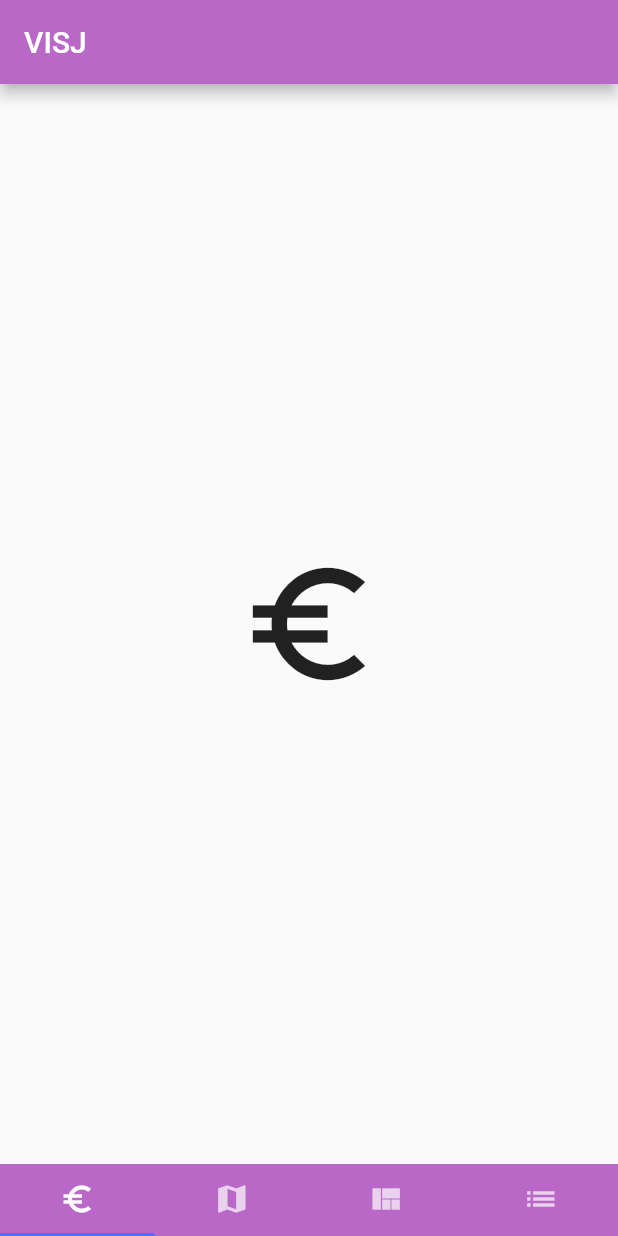
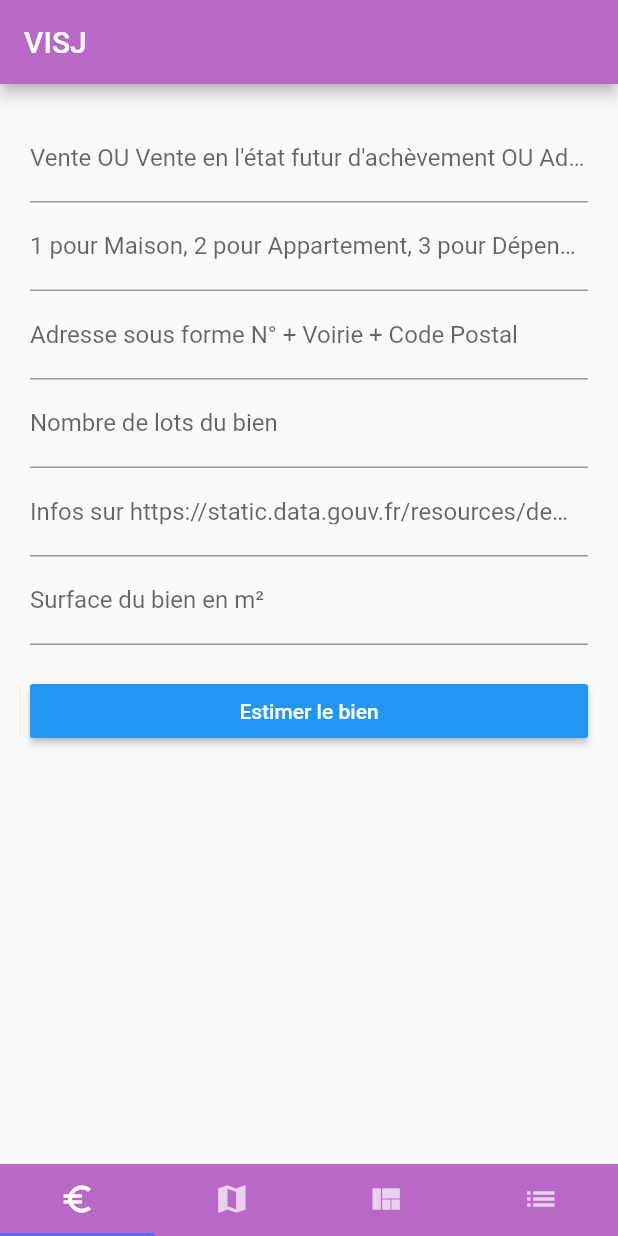
Before and after one commit to just-maiyak/visj-mobile, a Flutter app: the screen it shows after launch, on a phone screen of 412 x 824 dp. Run offline on Flutter 3.47's test engine with Material 2 defaults, Android fonts, the phone set to English and light mode, and no system bars; our stand-ins replace google_maps_flutter.

Commit message:
Formulaire buggé au niveau du parsage JSON (pb de types). TODO: amener data sur estimator_view

```diff
--- /dev/null
+++ b/visj/lib/formForEstimation.dart
@@ -0,0 +1,406 @@
+import 'package:flutter/material.dart';
+import 'package:http/http.dart' as http;
+import 'dart:async';
+import 'dart:convert';
+
+class FormForEstimation extends StatefulWidget {
+  @override
+  State<StatefulWidget> createState() => new _formState();
+}
+
+class _FormData {
+  String natureMutation ='';
+  int codeTypeLocal = 0;
+  double lat = 0.0;
+  double long = 0.0 ;
+  int codePostal = 0;
+  String codeCommune = '' ;
+  String codeDepartement = '' ;
+  int nombre_lots = 0;
+  String codeNatureCulture = '';
+  double surfaceTerrain = 0.0;
+}
+
+class _formState extends State<FormForEstimation> {
+  final GlobalKey<FormState> _formkey = new GlobalKey<FormState>();
+  _FormData _data = new _FormData();
+  @override
+  Widget build(BuildContext context) {
+    final Size screenSize = MediaQuery.of(context).size;
+
+    return new Scaffold(
+      body: new Container(
+        padding: new EdgeInsets.all(20.0),
+        child: new Form(
+          key : this._formkey,
+          child: new ListView(
+            children: <Widget>[
+              new TextFormField(
+                decoration: new InputDecoration(
+                  hintText: "Vente | Vente en l'état futur d'achèvement | Adjudication | Echange | Vente terrain à bâtir| Expropriation",
+                  labelText: "Vente OU Vente en l'état futur d'achèvement OU Adjudication OU Echange OU Vente terrain à bâtir OU Expropriation"
+                ),
+                validator : this._validateMutation,
+                onSaved: (String value){
+                  this._data.natureMutation = value;
+                },
+              ),
+              new TextFormField(
+                decoration : new InputDecoration(
+                  hintText: "1",
+                  labelText: "1 pour Maison, 2 pour Appartement, 3 pour Dépendance et 4 pour Local Industriel/Commercial"
+                ),
+                validator: this._validateCodeTypeLocal,
+                onSaved: (String value) {
+                  this._data.codeTypeLocal = int.parse(value);
+                }
+              ),
+              new TextFormField(
+                decoration: new InputDecoration(
+                  hintText: "1 rue de Lyon 75012",
+                  labelText: "Adresse sous forme N° + Voirie + Code Postal"
+                ),
+                onSaved: (String value){
+                  String adresse = value.replaceAll(new RegExp(' '), '+');
+                  AdressData a = apiGouv(adresse) as AdressData;
+                  this._data.codeDepartement = a.codeDepartement;
+                  this._data.codeCommune = a.codeCommune;
+                  this._data.codePostal = a.codePostal;
+                  this._data.long = a.long;
+                  this._data.lat = a.lat;
+                },
+              ),
+              new TextFormField(
+
+                decoration: new InputDecoration(
+                  hintText: "1",
+                  labelText: 'Nombre de lots du bien'
+                ),
+                validator: this._validate_nombrelots,
+                onSaved: (String value){
+                  this._data.nombre_lots = int.parse(value);
+                },
+              ),
+              new TextFormField(
+                decoration: new InputDecoration(
+                  hintText: "S",
+                  labelText: 'Infos sur https://static.data.gouv.fr/resources/demande-de-valeurs-foncieres/20190419-091804/tables-de-reference-nature-de-culture.pdf'
+                ),
+                validator: this._validateCodeNatureCulture,
+                onSaved: (String value){
+                  this._data.codeNatureCulture = value;
+                },
+              ),
+              new TextFormField(
+                decoration: new InputDecoration(
+                  hintText: "100.0",
+                  labelText: "Surface du bien en m²"
+                ),
+                validator: this._validateSurface,
+                onSaved: (String value){
+                  this._data.surfaceTerrain = double.parse(value);
+                },
+              ),
+              new Container(
+                width: screenSize.width,
+                child: new RaisedButton(
+                  child: new Text(
+                    'Estimer le bien',
+                    style: new TextStyle(
+                        color:Colors.white
+                    ),
+                  ),
+                  onPressed: this.submit,
+                  color: Colors.blue,
+                ),
+                margin: new EdgeInsets.only(
+                    top:20.0
+                ),
+              )
+            ],
+          ),
+        ),
+      )
+    );
+
+  }
+
+  void submit(){ //TODO Doit servir à mettre _data sur la'autre page pour appeler l'API
+    if(this._formkey.currentState.validate()){
+      _formkey.currentState.save();
+
+      print ('\nPrinting Data :\n');
+      print("Lon: ${_data.long}");
+      print("Code Postal: ${_data.codePostal}");
+    }
+  }
+
+
+
+  String _validateSurface(String value){
+    if(double.tryParse(value) == null || double.parse(value) < 0.0){
+      return "Rentrer une valeur valide";
+    }
+    return null;
+  }
+  String _validateCodeNatureCulture(String value){
+    var li = ["AB", "AG", "B", "BF","BM","BO","BP","BR","BS","BT","CA","CH","E","J","L","LB","P","PA","PC","PE","PH","PP","S","T","TP","VE","VI"].toList();
+    if(! li.contains(value)){
+      return "Merci de saisir un code valide";
+    }
+    return null;
+  }
+  String _validateMutation(String value){
+    var mots = ['Vente', "Vente en l'état futur d'achèvement", 'Adjudication', 'Echange', 'Vente terrain à bâtir', 'Expropriation'];
+    if(! mots.contains(value)){
+      return "La valeur doit être Vente OU Vente en l'état futur d'achèvement OU Adjudication OU Echange OU Vente terrain à bâtir OU Expropriation";
+    }
+    return null;
+  }
+
+  String _validate_nombrelots(String value){
+    int valueInt = int.parse(value);
+    if (valueInt < 1){
+      return "Merci de saisir un chiffre > 0";
+    }
+    return null;
+  }
+  String _validateCodeTypeLocal(String value){
+    int valueInt = int.parse(value);
+    if (valueInt > 4 || valueInt < 0){
+      return "1 pour Maison, 2 pour Appartement, 3 pour Dépendance et 4 pour Local Industriel/Commercial";
+    }
+    return null;
+  }
+
+  Future<AdressData> apiGouv(String adresse) async {
+    String link = 'https://api-adresse.data.gouv.fr/search/?q='+adresse;
+    List<Properties> listProperties;
+    List<Geometry> listGeometry;
+    var res = await http
+    .get(Uri.encodeFull(link), headers: {"Accept": "application/json"});
+    print(res.body);
+    if(res.statusCode == 200){
+      var data = json.decode(res.body);
+      var restProperties = data["properties"] as List;
+      var restGeometry = data["geometry"] as List;
+      print(restProperties);
+      print(restGeometry);
+      listProperties = restProperties.map<Properties>((json) => Properties.fromJson(json)).toList();
+      listGeometry = restGeometry.map<Geometry>((json) => Geometry.fromJson(json)).toList();
+    }
+
+      double long = listGeometry[0].coordinates[0];
+      double lat = listGeometry[0].coordinates[1];
+      String codePostalStr = listProperties[0].postcode;
+      if (codePostalStr.startsWith("0")){
+        codePostalStr = codePostalStr.substring(1);
+      }
+      int codePostal = int.parse(codePostalStr);
+      String codeCommuneStr = listProperties[0].citycode;
+      String codeDepartementStr = codeCommuneStr.substring(0,2); // Le code Dep dans nos données découle du code commune, sans 0 devant. Donc pour le dep 01 => 1
+      codeCommuneStr = codeCommuneStr.substring(2,5);
+      if (codeDepartementStr.startsWith("0")){ //On enlève le 0 éventuel devant
+        codeDepartementStr = codeDepartementStr.substring(1);
+      }
+
+      while(codeCommuneStr.startsWith("0")){ //On enlève les 0 éventuels devant
+        codeCommuneStr = codeCommuneStr.substring(1);
+      }
+
+      return AdressData(lat: lat, long: long, codePostal: codePostal, codeCommune: codeCommuneStr, codeDepartement: codeDepartementStr);
+
+  }
+
+
+
+}
+
+class AdressData {
+  double lat ;
+  double long ;
+  int codePostal ;
+  String codeCommune ;
+  String codeDepartement ;
+  AdressData({this.lat, this.long, this.codePostal, this.codeCommune, this.codeDepartement});
+
+}
+
+
+
+
+
+
+
+
+
+//Pour parser le fichier JSON de l'api du gouv (https://javiercbk.github.io/json_to_dart/)
+class Autogenerated {
+  String type;
+  String version;
+  List<Features> features;
+  String attribution;
+  String licence;
+  String query;
+  int limit;
+
+  Autogenerated(
+      {this.type,
+        this.version,
+        this.features,
+        this.attribution,
+        this.licence,
+        this.query,
+        this.limit});
+
+  Autogenerated.fromJson(Map<String, dynamic> json) {
+    type = json['type'];
+    version = json['version'];
+    if (json['features'] != null) {
+      features = new List<Features>();
+      json['features'].forEach((v) {
+        features.add(new Features.fromJson(v));
+      });
+    }
+    attribution = json['attribution'];
+    licence = json['licence'];
+    query = json['query'];
+    limit = json['limit'];
+  }
+
+  Map<String, dynamic> toJson() {
+    final Map<String, dynamic> data = new Map<String, dynamic>();
+    data['type'] = this.type;
+    data['version'] = this.version;
+    if (this.features != null) {
+      data['features'] = this.features.map((v) => v.toJson()).toList();
+    }
+    data['attribution'] = this.attribution;
+    data['licence'] = this.licence;
+    data['query'] = this.query;
+    data['limit'] = this.limit;
+    return data;
+  }
+}
+
+class Features {
+  String type;
+  Geometry geometry;
+  Properties properties;
+
+  Features({this.type, this.geometry, this.properties});
+
+  Features.fromJson(Map<String, dynamic> json) {
+    type = json['type'];
+    geometry = json['geometry'] != null
+        ? new Geometry.fromJson(json['geometry'])
+        : null;
+    properties = json['properties'] != null
+        ? new Properties.fromJson(json['properties'])
+        : null;
+  }
+
+  Map<String, dynamic> toJson() {
+    final Map<String, dynamic> data = new Map<String, dynamic>();
+    data['type'] = this.type;
+    if (this.geometry != null) {
+      data['geometry'] = this.geometry.toJson();
+    }
+    if (this.properties != null) {
+      data['properties'] = this.properties.toJson();
+    }
+    return data;
+  }
+}
+
+class Geometry {
+  String type;
+  List<double> coordinates;
+
+  Geometry({this.type, this.coordinates});
+
+  Geometry.fromJson(Map<String, dynamic> json) {
+    type = json['type'];
+    coordinates = json['coordinates'].cast<double>();
+  }
+
+  Map<String, dynamic> toJson() {
+    final Map<String, dynamic> data = new Map<String, dynamic>();
+    data['type'] = this.type;
+    data['coordinates'] = this.coordinates;
+    return data;
+  }
+}
+
+class Properties {
+  String label;
+  double score;
+  String housenumber;
+  String id;
+  String type;
+  double x;
+  double y;
+  double importance;
+  String name;
+  String postcode;
+  String citycode;
+  String city;
+  String district;
+  String context;
+  String street;
+
+  Properties(
+      {this.label,
+        this.score,
+        this.housenumber,
+        this.id,
+        this.type,
+        this.x,
+        this.y,
+        this.importance,
+        this.name,
+        this.postcode,
+        this.citycode,
+        this.city,
+        this.district,
+        this.context,
+        this.street});
+
+  Properties.fromJson(Map<String, dynamic> json) {
+    label = json['label'];
+    score = json['score'];
+    housenumber = json['housenumber'];
+    id = json['id'];
+    type = json['type'];
+    x = json['x'];
+    y = json['y'];
+    importance = json['importance'];
+    name = json['name'];
+    postcode = json['postcode'];
+    citycode = json['citycode'];
+    city = json['city'];
+    district = json['district'];
+    context = json['context'];
+    street = json['street'];
+  }
+
+  Map<String, dynamic> toJson() {
+    final Map<String, dynamic> data = new Map<String, dynamic>();
+    data['label'] = this.label;
+    data['score'] = this.score;
+    data['housenumber'] = this.housenumber;
+    data['id'] = this.id;
+    data['type'] = this.type;
+    data['x'] = this.x;
+    data['y'] = this.y;
+    data['importance'] = this.importance;
+    data['name'] = this.name;
+    data['postcode'] = this.postcode;
+    data['citycode'] = this.citycode;
+    data['city'] = this.city;
+    data['district'] = this.district;
+    data['context'] = this.context;
+    data['street'] = this.street;
+    return data;
+  }
+}
--- a/visj/lib/main.dart
+++ b/visj/lib/main.dart
@@ -3,6 +3,7 @@ import 'package:visj/list_view.dart' as list_view;
 import 'package:visj/map_view.dart' as map_view;
 import 'package:visj/graphics_view.dart' as graphics_view;
 import 'package:visj/estimation_view.dart' as estimation_view;
+import 'package:visj/formForEstimation.dart' as form_view;
 
 void main() => runApp(MyApp());
 
@@ -49,7 +50,7 @@ class HomePageState extends State<HomePage>
           controller: controller,
           physics: NeverScrollableScrollPhysics(),
           children: <Widget>[
-            estimation_view.Estimator(),
+            form_view.FormForEstimation(),
             map_view.HeatMap(),
             graphics_view.Dashboard(),
             list_view.Biens(),
```
